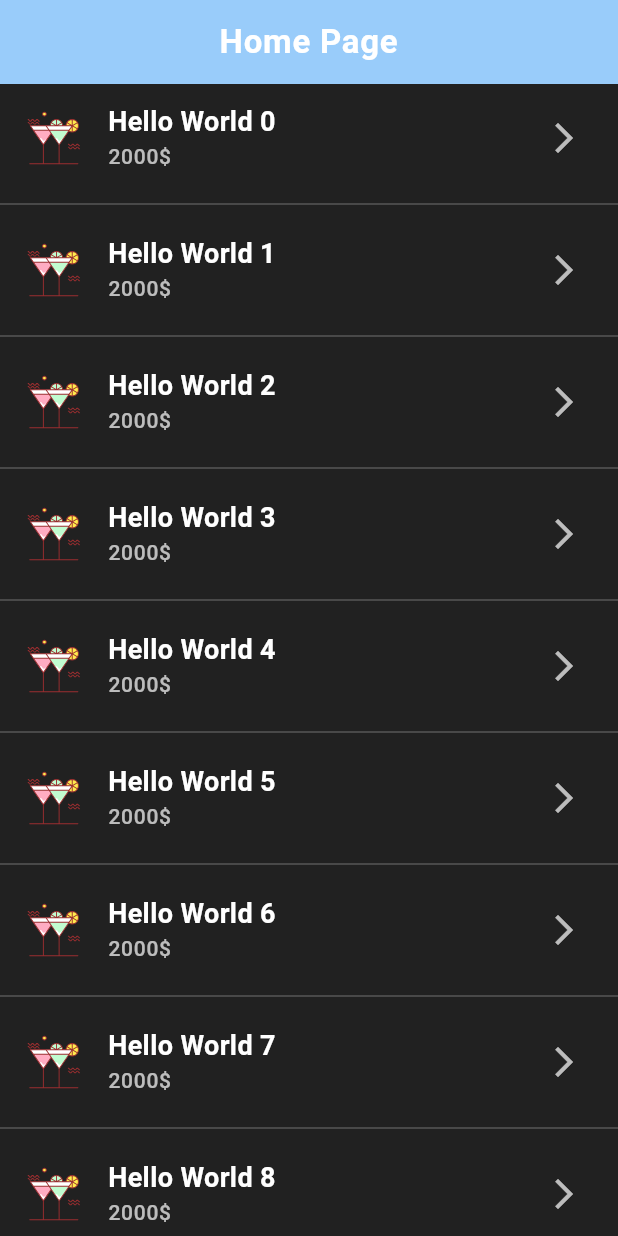
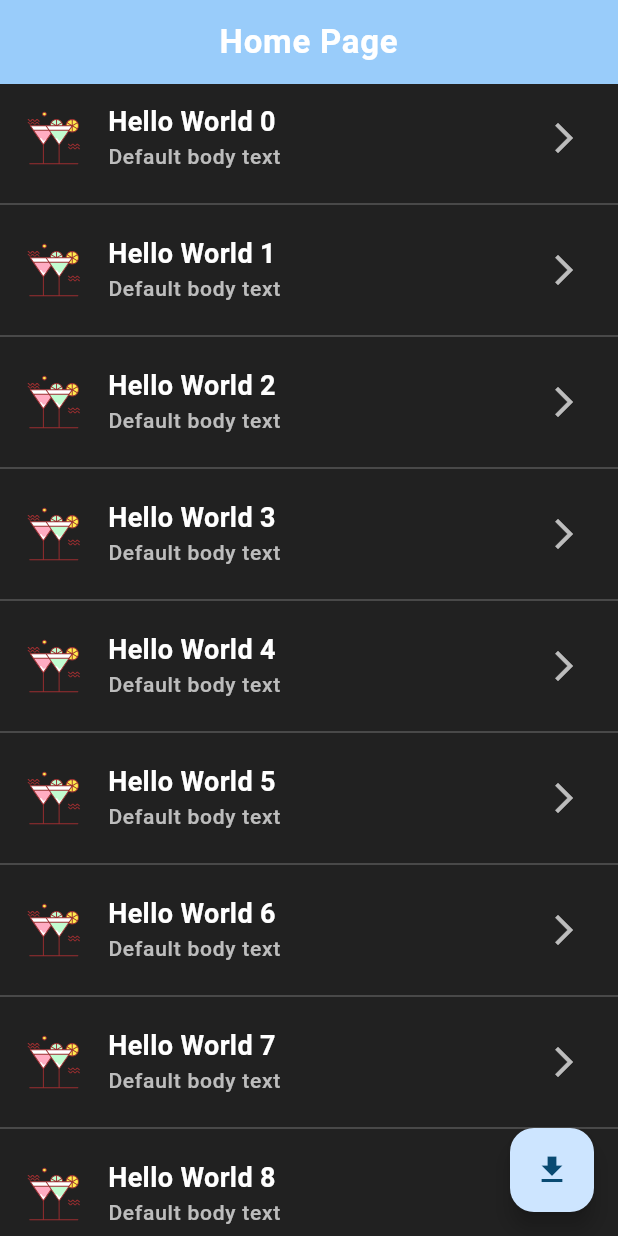
Before and after one commit to tereshonkov/learnFlutter, a Flutter app: the screen it shows after launch, on a phone screen of 412 x 824 dp. Run offline on Flutter 3.47's test engine with Material 3 defaults, Android fonts, the phone set to English and light mode, and no system bars; our stand-ins replace dio, flutter_svg.

Commit message:
Add PostItem model and PostsRepository for fetching posts; update list screen to display dynamic data

```diff
--- a/lib/features/list/view/list_screen.dart
+++ b/lib/features/list/view/list_screen.dart
@@ -1,4 +1,6 @@
 import 'package:flutter/material.dart';
+import 'package:test_project/repositories/posts/models/item_model.dart';
+import 'package:test_project/repositories/posts/posts_repository.dart';
 import '../widgets/widgets.dart';
 
 class TestPageList extends StatefulWidget {
@@ -11,6 +13,9 @@ class TestPageList extends StatefulWidget {
 }
 
 class _TestPageListState extends State<TestPageList> {
+
+ List<PostItem>? _posts;
+
   @override
   Widget build(BuildContext context) {
     final theme = Theme.of(
@@ -28,15 +33,24 @@ class _TestPageListState extends State<TestPageList> {
         ), //Использование темы из контекста
       ),
       body: ListView.separated(
-        itemCount: 10,
+        itemCount: _posts?.length ?? 10,
         separatorBuilder: (context, index) => Divider(
           color: theme.dividerTheme.color,
         ), //Разделитель между элементами списка
         itemBuilder: (context, i) {
-          final titleName = 'Hello World $i'; //Пример динамического текста
-          return ListTileWidg(titleName: titleName);
+          final titleName = _posts?[i].title ?? 'Hello World $i'; //Пример динамического текста
+          final body = _posts?[i].body ?? 'Default body text';
+          return ListTileWidg(titleName: titleName, body: body,);
         },
       ),
+        floatingActionButton: FloatingActionButton(
+        child: const Icon(Icons.download),
+        onPressed: () async {
+         _posts = await PostsRepository().getPosts();
+         setState(() {
+         });
+        },
+      )
     );
   }
 }
--- a/lib/features/list/widgets/list_tile_widget.dart
+++ b/lib/features/list/widgets/list_tile_widget.dart
@@ -2,9 +2,10 @@ import 'package:flutter/material.dart';
 import 'package:flutter_svg/flutter_svg.dart';
 
 class ListTileWidg extends StatelessWidget {
-  const ListTileWidg({super.key, required this.titleName});
+  const ListTileWidg({super.key, required this.titleName, required this.body});
 
   final String titleName;
+  final String body;
 
   @override
   Widget build(BuildContext context) {
@@ -24,7 +25,7 @@ class ListTileWidg extends StatelessWidget {
         style: theme.textTheme.bodyMedium, //Использование темы из контекста
       ),
       subtitle: Text(
-        '2000\$',
+        body ,
         style: theme.textTheme.labelSmall,
       ), //Пример текста с использованием темы из контекста
       onTap: () {
--- /dev/null
+++ b/lib/repositories/posts/models/item_model.dart
@@ -0,0 +1,22 @@
+class PostItem {
+  const PostItem({
+    required this.userId,
+    required this.id,
+    required this.title,
+    required this.body,
+  });
+
+  final int userId;
+  final int id;
+  final String title;
+  final String body;
+
+  factory PostItem.fromJson(Map<String, dynamic> json) {
+    return PostItem(
+      userId: json['userId'] as int,
+      id: json['id'] as int,
+      title: json['title'] as String,
+      body: json['body'] as String,
+    );
+  }
+}
--- a/pubspec.yaml
+++ b/pubspec.yaml
@@ -35,6 +35,7 @@ dependencies:
   # Use with the CupertinoIcons class for iOS style icons.
   cupertino_icons: ^1.0.8
   flutter_svg: ^2.0.7
+  dio: ^5.9.0
 
 dev_dependencies:
   flutter_test:
```
Also changed, not shown: lib/repositories/posts/posts_repository.dart (added, +15 -0 lines), pubspec.lock.
